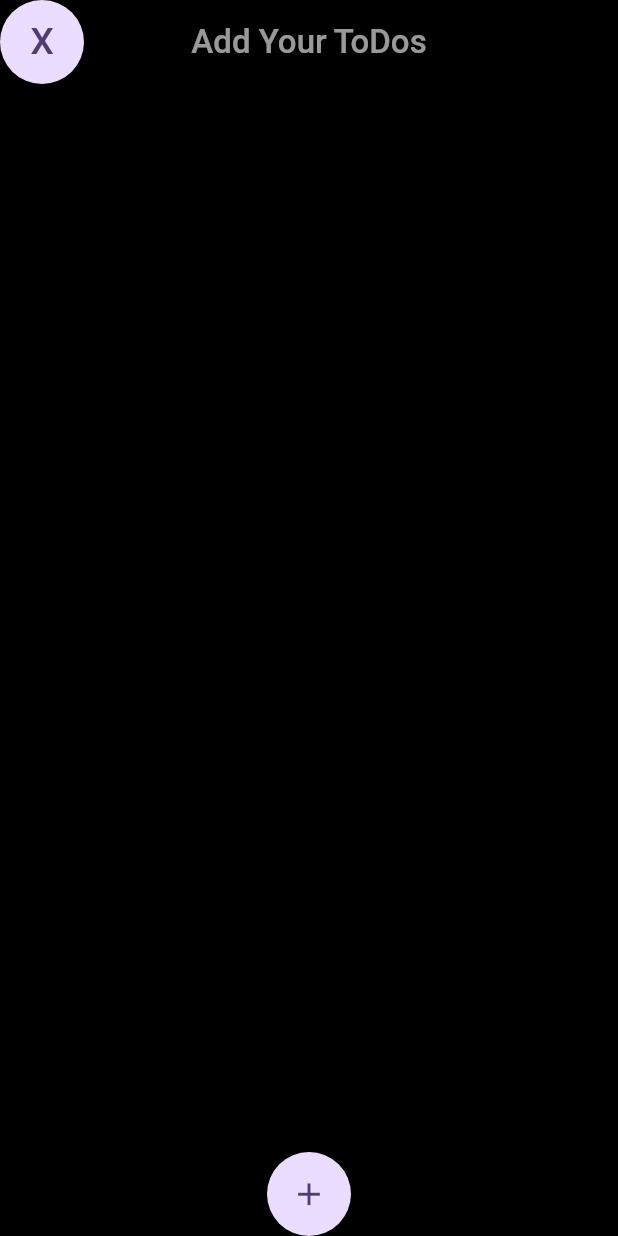
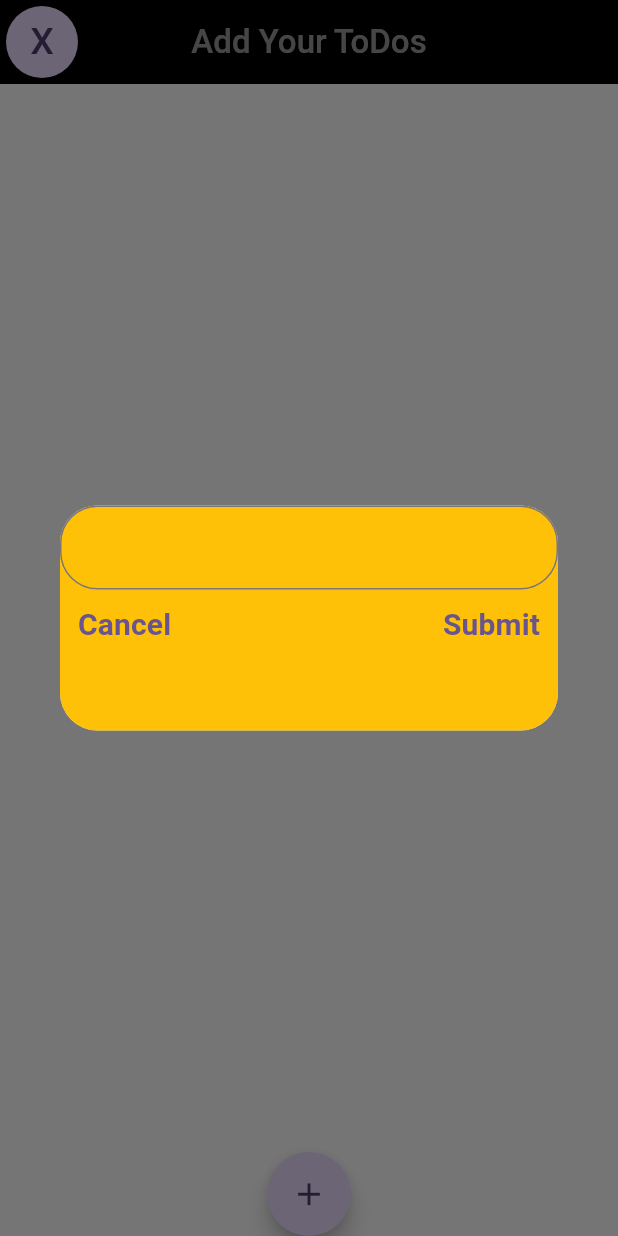
Before and after one commit to Aksarkar33/todo_app, a Flutter app: the screen it shows after launch, after a tap on the "add" icon, on a phone screen of 412 x 824 dp. Run offline on Flutter 3.47's test engine with Material 2 defaults, Android fonts, the phone set to English and light mode, and no system bars; our stand-ins replace get.

Commit message:
controller added

```diff
--- /dev/null
+++ b/lib/controller/todocontroller.dart
@@ -0,0 +1,11 @@
+import 'package:get/get.dart';
+
+class TodoController extends GetxController {
+   List todos = [];
+   void addTodo (String text){
+    todos.add(text);
+   }
+   void deleteTodo(int index){
+    todos.removeAt(index);
+   }
+}
--- a/lib/main.dart
+++ b/lib/main.dart
@@ -1,4 +1,5 @@
 import 'package:flutter/material.dart';
+import 'package:get/get.dart';
 import 'package:todo_app/screens/home_page.dart';
 
 void main() {
@@ -9,7 +10,7 @@ class MyApp extends StatelessWidget {
   const MyApp({super.key});
   @override
   Widget build(BuildContext context) {
-    return MaterialApp(
+    return GetMaterialApp(
       title: 'Flutter Demo',
       theme: ThemeData(
         colorScheme: ColorScheme.fromSeed(seedColor: Colors.deepPurple),
--- /dev/null
+++ b/lib/screens/dialog_screen.dart
@@ -0,0 +1,66 @@
+import 'package:flutter/material.dart';
+import 'package:get/get.dart';
+import 'package:todo_app/controller/todocontroller.dart';
+
+class DialogPage extends StatefulWidget {
+   DialogPage({super.key});
+
+  @override
+  State<DialogPage> createState() => _DialogPageState();
+}
+
+class _DialogPageState extends State<DialogPage> {
+final TextEditingController _textEditingController = TextEditingController();
+TodoController controller = Get.put(TodoController());
+  @override
+  Widget build(BuildContext context) {
+
+    return Dialog(
+        shape: const RoundedRectangleBorder(
+            borderRadius: BorderRadius.all(Radius.circular(25))),
+        insetAnimationCurve: Curves.fastLinearToSlowEaseIn,
+        alignment: Alignment.center,
+        child: SingleChildScrollView(
+          physics: const NeverScrollableScrollPhysics(),
+          child: Container(
+            height: 150,
+            width: Get.width,
+            decoration: BoxDecoration(borderRadius: BorderRadius.circular(25),color: Colors.amber),
+            child: Column(children: [
+              TextFormField(
+                decoration: InputDecoration(
+                  border: OutlineInputBorder(
+                    borderRadius: BorderRadius.circular(25),
+                  ),
+                ),
+                controller: _textEditingController,
+              ),
+              Row(
+                mainAxisAlignment: MainAxisAlignment.spaceBetween,
+                children: [
+                  TextButton(
+                    onPressed: () {Get.back();},
+                    child: const Text(
+                      'Cancel',
+                      style:
+                          TextStyle(fontWeight: FontWeight.bold, fontSize: 20),
+                    ),
+                  ),
+                  TextButton(
+                    onPressed: () {
+                    controller.todos.add(_textEditingController.text);
+                    _textEditingController.text = "";
+                    },
+                    child: const Text(
+                      'Submit',
+                      style:
+                          TextStyle(fontWeight: FontWeight.bold, fontSize: 20),
+                    ),
+                  ),
+                ],
+              )
+            ]),
+          ),
+        ));
+  }
+}
--- a/lib/screens/home_page.dart
+++ b/lib/screens/home_page.dart
@@ -1,29 +1,62 @@
 import 'package:flutter/material.dart';
+import 'package:get/get.dart';
+import 'package:todo_app/controller/todocontroller.dart';
+import 'package:todo_app/screens/dialog_screen.dart';
+import 'package:todo_app/screens/todolist.dart';
 
-class MyHomePage extends StatelessWidget {
+class MyHomePage extends StatefulWidget {
   const MyHomePage({super.key});
 
   @override
+  State<MyHomePage> createState() => _MyHomePageState();
+}
+
+class _MyHomePageState extends State<MyHomePage> {
+  TodoController _todoController = Get.put(TodoController());
+  @override
   Widget build(BuildContext context) {
     return Scaffold(
-      backgroundColor: Colors.black,
+      backgroundColor: Colors.white,
       appBar: AppBar(
         backgroundColor: Colors.black,
-        leading: CircleAvatar(
-          child: Text(
-            'X',
-            style: TextStyle(fontSize: 25, fontWeight: FontWeight.w500),
+        leading: const Padding(
+          padding: EdgeInsets.all(4.0),
+          child: CircleAvatar(
+            child: Text(
+              'X',
+              style: TextStyle(fontSize: 25, fontWeight: FontWeight.w500),
+            ),
           ),
         ),
-        title: Text(
+        title: const Text(
           'Add Your ToDos',
           style: TextStyle(fontWeight: FontWeight.w500, color: Colors.white60),
         ),
         centerTitle: true,
       ),
+      body: ListView.builder(
+        itemCount: _todoController.todos.length,
+        itemBuilder: (context, index) {
+          return ListTile(
+      leading: Checkbox(
+        value: false,
+        onChanged: (bool? value) {},
+      ),
+      title: Text(_todoController.todos[index]),
+      trailing: IconButton(onPressed: () {
+        _todoController.deleteTodo(index);
+      },icon: const Icon(Icons.delete),),
+    );
+        },
+      ),
       bottomNavigationBar: FloatingActionButton(
-        onPressed: () {},
-        child: Icon(
+        onPressed: () {
+          showDialog(
+            context: context,
+            builder: (context) => DialogPage(),
+          );
+        },
+        child: const Icon(
           Icons.add,
           size: 25,
         ),
--- a/pubspec.yaml
+++ b/pubspec.yaml
@@ -35,6 +35,7 @@ dependencies:
   # The following adds the Cupertino Icons font to your application.
   # Use with the CupertinoIcons class for iOS style icons.
   cupertino_icons: ^1.0.2
+  get: ^4.6.6
 
 dev_dependencies:
   flutter_test:
```
Also changed, not shown: lib/screens/todolist.dart (added, +28 -0 lines), pubspec.lock.
